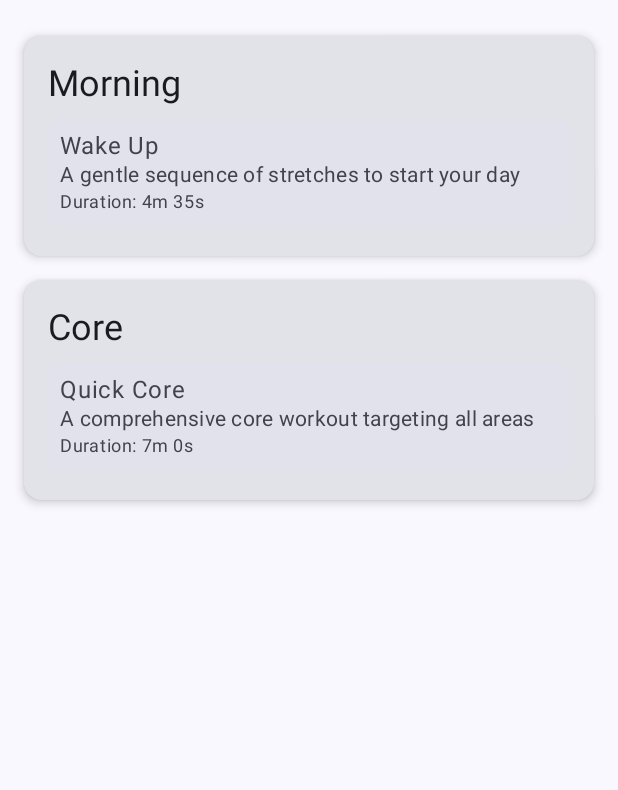
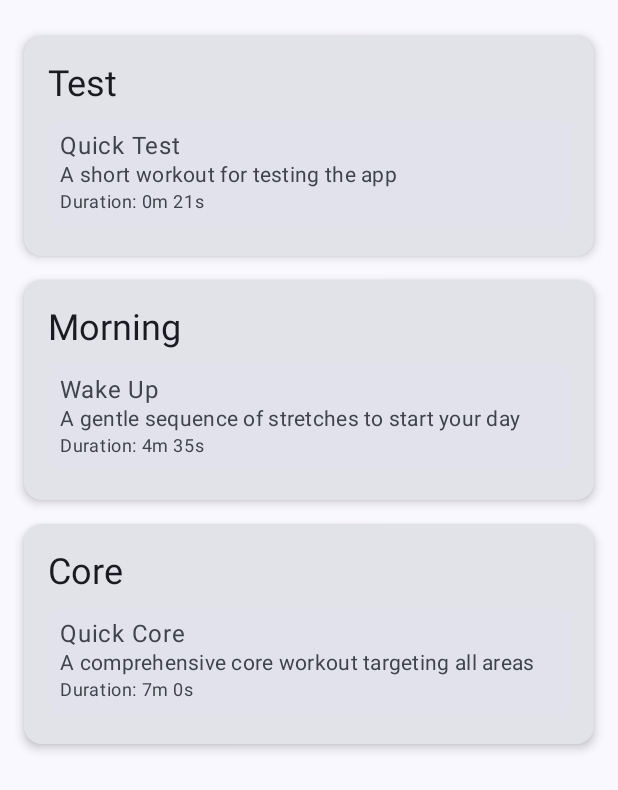
Before and after one commit to seanpmcb/Move, an Android app built with Jetpack Compose: the screen it shows after launch (MainActivity), on a phone screen of 412 x 824 dp. Shown: the top 790 px of the screen. Run offline under Robolectric (Android 15) with nearby library versions, the phone set to English and light mode, and no system bars.

Commit message:
All basic functionality is working

```diff
--- a/app/src/main/java/com/seanpmcb/move/data/WorkoutRepository.kt
+++ b/app/src/main/java/com/seanpmcb/move/data/WorkoutRepository.kt
@@ -10,6 +10,60 @@ class WorkoutRepository {
     }
 
     private fun addSampleWorkoutGroups() {
+        // Add test workout
+        val testWorkout = Workout(
+            id = UUID.randomUUID().toString(),
+            name = "Quick Test",
+            description = "A short workout for testing the app",
+            exercises = buildList {
+                // Exercise 1
+                add(Exercise(
+                    id = UUID.randomUUID().toString(),
+                    name = "Test Exercise 1",
+                    duration = 5,
+                    type = ExerciseType.WORK,
+                    instructions = "First test exercise"
+                ))
+                add(Exercise(
+                    id = UUID.randomUUID().toString(),
+                    name = "Rest",
+                    duration = 3,
+                    type = ExerciseType.REST
+                ))
+
+                // Exercise 2
+                add(Exercise(
+                    id = UUID.randomUUID().toString(),
+                    name = "Test Exercise 2",
+                    duration = 5,
+                    type = ExerciseType.WORK,
+                    instructions = "Second test exercise"
+                ))
+                add(Exercise(
+                    id = UUID.randomUUID().toString(),
+                    name = "Rest",
+                    duration = 3,
+                    type = ExerciseType.REST
+                ))
+
+                // Exercise 3
+                add(Exercise(
+                    id = UUID.randomUUID().toString(),
+                    name = "Test Exercise 3",
+                    duration = 5,
+                    type = ExerciseType.WORK,
+                    instructions = "Final test exercise"
+                ))
+            },
+            totalDuration = 21 // 3 exercises (5s each) + 2 rests (3s each)
+        )
+
+        val testGroup = WorkoutGroup(
+            id = UUID.randomUUID().toString(),
+            name = "Test",
+            workouts = listOf(testWorkout)
+        )
+
         // Morning Group with Wake Up workout
         val wakeUpWorkout = Workout(
             id = UUID.randomUUID().toString(),
@@ -397,7 +451,7 @@ class WorkoutRepository {
             workouts = listOf(quickCoreWorkout)
         )
 
-        workoutGroups.addAll(listOf(morningGroup, coreGroup))
+        workoutGroups.addAll(listOf(testGroup, morningGroup, coreGroup))
     }
 
     fun getAllWorkoutGroups(): List<WorkoutGroup> = workoutGroups.toList()
```
Also changed, not shown: app/src/main/java/com/seanpmcb/move/timer/WorkoutTimer.kt (+55 -11 lines), app/src/main/java/com/seanpmcb/move/ui/WorkoutCompleteScreen.kt (added, +59 -0 lines), app/src/main/java/com/seanpmcb/move/ui/WorkoutPlayerScreen.kt (+110 -27 lines).
